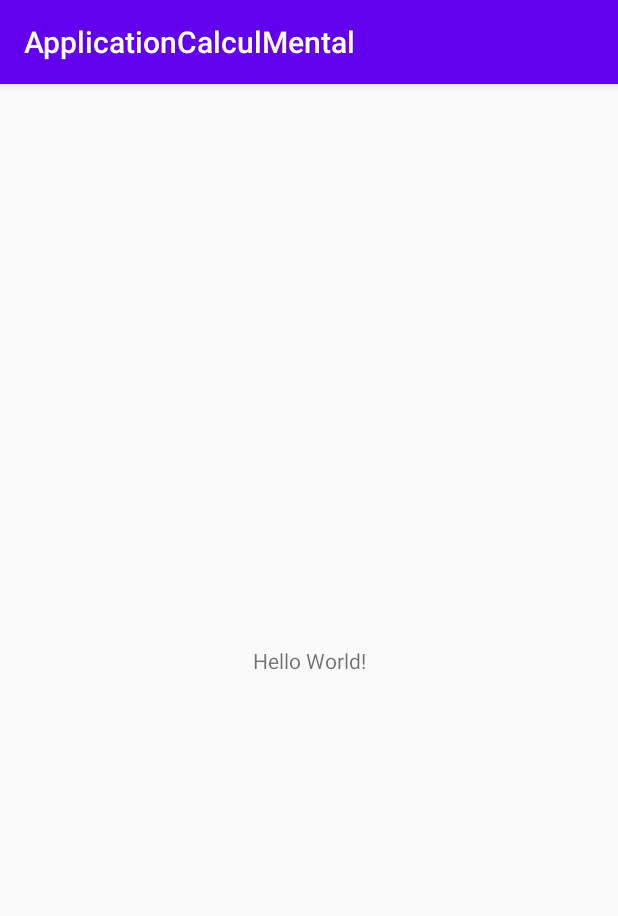
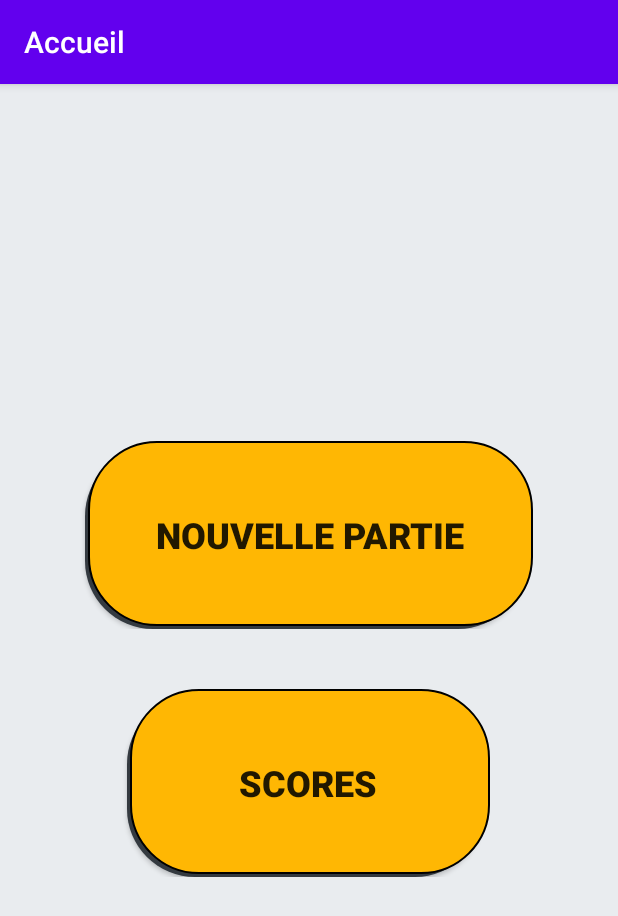
Before and after one commit to ETS-Android2/ProjetAndroidApplication, an Android app: the screen it shows after launch (MainActivity), on a phone screen of 412 x 824 dp. Shown: the top 916 px of the screen. Run offline under Robolectric (Android 15) with nearby library versions, the phone set to English and light mode, and no system bars.

Commit message:
Initialisation de ma Partie

```diff
--- a/CodeProjet/app/build.gradle
+++ b/CodeProjet/app/build.gradle
@@ -25,12 +25,18 @@ android {
         sourceCompatibility JavaVersion.VERSION_1_8
         targetCompatibility JavaVersion.VERSION_1_8
     }
+    buildFeatures {
+        viewBinding true
+    }
 }
 
 dependencies {
 
     implementation 'com.android.support:appcompat-v7:28.0.0'
     implementation 'com.android.support.constraint:constraint-layout:2.0.4'
+    implementation 'com.android.support:design:28.0.0'
+    implementation 'android.arch.navigation:navigation-fragment:1.0.0'
+    implementation 'android.arch.navigation:navigation-ui:1.0.0'
     testImplementation 'junit:junit:4.+'
     androidTestImplementation 'com.android.support.test:runner:1.0.2'
     androidTestImplementation 'com.android.support.test.espresso:espresso-core:3.0.2'
--- a/CodeProjet/app/src/main/java/com/example/applicationcalculmental/MainActivity.java
+++ b/CodeProjet/app/src/main/java/com/example/applicationcalculmental/MainActivity.java
@@ -1,13 +1,49 @@
 package com.example.applicationcalculmental;
 
+import android.content.Intent;
 import android.support.v7.app.AppCompatActivity;
 import android.os.Bundle;
+import android.view.View;
+import android.view.Window;
+import android.view.WindowManager;
+import android.widget.Button;
 
 public class MainActivity extends AppCompatActivity {
+
+    private Button newGameBtn;
+    private Button scoresBtn;
 
     @Override
     protected void onCreate(Bundle savedInstanceState) {
         super.onCreate(savedInstanceState);
-        setContentView(R.layout.activity_main);
+
+        super.requestWindowFeature(Window.FEATURE_NO_TITLE);
+        super.getWindow().setFlags(WindowManager.LayoutParams.FLAG_FULLSCREEN, WindowManager.LayoutParams.FLAG_FULLSCREEN);
+        super.setContentView(R.layout.home_activity);
+
+        newGameBtn = (Button) findViewById(R.id.newgame);
+        scoresBtn = (Button) findViewById(R.id.scores);
+
+        newGameBtn.setOnClickListener(new View.OnClickListener(){
+            @Override
+            public void onClick(View v){
+                openActivityNewGame();
+            }
+        });
+
+        scoresBtn.setOnClickListener(new View.OnClickListener() {
+            @Override
+            public void onClick(View view) {
+                openActivityScores();
+            }
+        });
+    }
+
+    public void openActivityNewGame() {
+        startActivity(new Intent(this, NewGameActivity.class));
+    }
+
+    public void openActivityScores() {
+        startActivity(new Intent(this, ScoresActivity.class));
     }
 }
--- /dev/null
+++ b/CodeProjet/app/src/main/res/drawable/home_btn.xml
@@ -0,0 +1,19 @@
+<?xml version="1.0" encoding="utf-8"?>
+<layer-list xmlns:android="http://schemas.android.com/apk/res/android">
+    <item android:right="5dp" android:top="5dp">
+        <shape>
+            <corners android:radius="45dp" />
+            <solid android:color="#343a40" />
+        </shape>
+    </item>
+    <item android:bottom="2dp" android:left="2dp">
+        <shape>
+            <gradient android:angle="270"
+                android:endColor="#ffb703" android:startColor="#ffb703" />
+            <stroke android:width="1dp" android:color="@color/black" />
+            <corners android:radius="45dp" />
+            <padding android:bottom="10dp" android:left="10dp"
+                android:right="10dp" android:top="10dp" />
+        </shape>
+    </item>
+</layer-list>
--- a/CodeProjet/app/src/main/res/layout/activity_main.xml
+++ /dev/null
@@ -1,18 +0,0 @@
-<?xml version="1.0" encoding="utf-8"?>
-<android.support.constraint.ConstraintLayout xmlns:android="http://schemas.android.com/apk/res/android"
-    xmlns:app="http://schemas.android.com/apk/res-auto"
-    xmlns:tools="http://schemas.android.com/tools"
-    android:layout_width="match_parent"
-    android:layout_height="match_parent"
-    tools:context=".MainActivity">
-
-    <TextView
-        android:layout_width="wrap_content"
-        android:layout_height="wrap_content"
-        android:text="Hello World!"
-        app:layout_constraintBottom_toBottomOf="parent"
-        app:layout_constraintLeft_toLeftOf="parent"
-        app:layout_constraintRight_toRightOf="parent"
-        app:layout_constraintTop_toTopOf="parent" />
-
-</android.support.constraint.ConstraintLayout>
--- /dev/null
+++ b/CodeProjet/app/src/main/res/layout/home_activity.xml
@@ -0,0 +1,86 @@
+<?xml version="1.0" encoding="utf-8"?>
+<android.support.constraint.ConstraintLayout xmlns:android="http://schemas.android.com/apk/res/android"
+    xmlns:app="http://schemas.android.com/apk/res-auto"
+    xmlns:tools="http://schemas.android.com/tools"
+    android:layout_width="match_parent"
+    android:layout_height="match_parent"
+    tools:context=".MainActivity">
+
+    <LinearLayout
+        android:layout_width="match_parent"
+        android:layout_height="match_parent"
+        android:orientation="vertical"
+        android:background="#e9ecef">
+
+        <Space
+            android:layout_width="match_parent"
+            android:layout_height="wrap_content"
+            android:layout_weight="3"/>
+
+        <LinearLayout
+            android:layout_width="match_parent"
+            android:layout_height="wrap_content"
+            android:layout_weight="1"
+            android:padding="20dp">
+
+            <Space
+                android:layout_width="wrap_content"
+                android:layout_height="match_parent"
+                android:layout_weight="1"/>
+
+            <Button
+                android:layout_width="wrap_content"
+                android:layout_height="match_parent"
+                android:layout_weight="2"
+                android:gravity="center"
+                android:text="Nouvelle Partie"
+                android:textSize="24sp"
+                android:textStyle="bold"
+                android:background="@drawable/home_btn"
+                android:id="@+id/newgame"/>
+
+            <Space
+                android:layout_width="wrap_content"
+                android:layout_height="match_parent"
+                android:layout_weight="1"/>
+
+        </LinearLayout>
+
+        <LinearLayout
+            android:layout_width="match_parent"
+            android:layout_height="wrap_content"
+            android:layout_weight="1"
+            android:padding="20dp">
+
+            <Space
+                android:layout_width="wrap_content"
+                android:layout_height="match_parent"
+                android:layout_weight="1"/>
+
+            <Button
+                android:layout_width="wrap_content"
+                android:layout_height="match_parent"
+                android:layout_weight="2"
+                android:gravity="center"
+                android:text="Scores"
+                android:textSize="24sp"
+                android:textStyle="bold"
+                android:background="@drawable/home_btn"
+                android:id="@+id/scores"/>
+
+            <Space
+                android:layout_width="wrap_content"
+                android:layout_height="match_parent"
+                android:layout_weight="1"/>
+
+        </LinearLayout>
+
+        <Space
+            android:layout_width="match_parent"
+            android:layout_height="wrap_content"
+            android:layout_weight="3"/>
+
+
+    </LinearLayout>
+
+</android.support.constraint.ConstraintLayout>
--- /dev/null
+++ b/CodeProjet/app/src/main/res/values-land/dimens.xml
@@ -0,0 +1,3 @@
+<resources>
+    <dimen name="fab_margin">48dp</dimen>
+</resources>
--- /dev/null
+++ b/CodeProjet/app/src/main/res/values-w1240dp/dimens.xml
@@ -0,0 +1,3 @@
+<resources>
+    <dimen name="fab_margin">200dp</dimen>
+</resources>
--- /dev/null
+++ b/CodeProjet/app/src/main/res/values-w600dp/dimens.xml
@@ -0,0 +1,3 @@
+<resources>
+    <dimen name="fab_margin">48dp</dimen>
+</resources>
--- /dev/null
+++ b/CodeProjet/app/src/main/res/values/dimens.xml
@@ -0,0 +1,3 @@
+<resources>
+    <dimen name="fab_margin">16dp</dimen>
+</resources>
```
Also changed, not shown: CodeProjet/app/src/main/AndroidManifest.xml (+8 -1 lines), CodeProjet/app/src/main/java/com/example/applicationcalculmental/NewGameActivity.java (added, +13 -0 lines), CodeProjet/app/src/main/java/com/example/applicationcalculmental/ScoresActivity.java (added, +13 -0 lines), CodeProjet/app/src/main/res/drawable/home_appbar.xml (added, +23 -0 lines), CodeProjet/app/src/main/res/layout/activity_new_game.xml (added, +9 -0 lines), CodeProjet/app/src/main/res/layout/activity_scores.xml (added, +9 -0 lines), CodeProjet/app/src/main/res/navigation/nav_graph.xml (added, +28 -0 lines), CodeProjet/app/src/main/res/values/strings.xml (+9 -0 lines), CodeProjet/app/src/main/res/values/themes.xml (+9 -0 lines), CodeProjet/app/src/main/ic_launcher-playstore.png (added).
